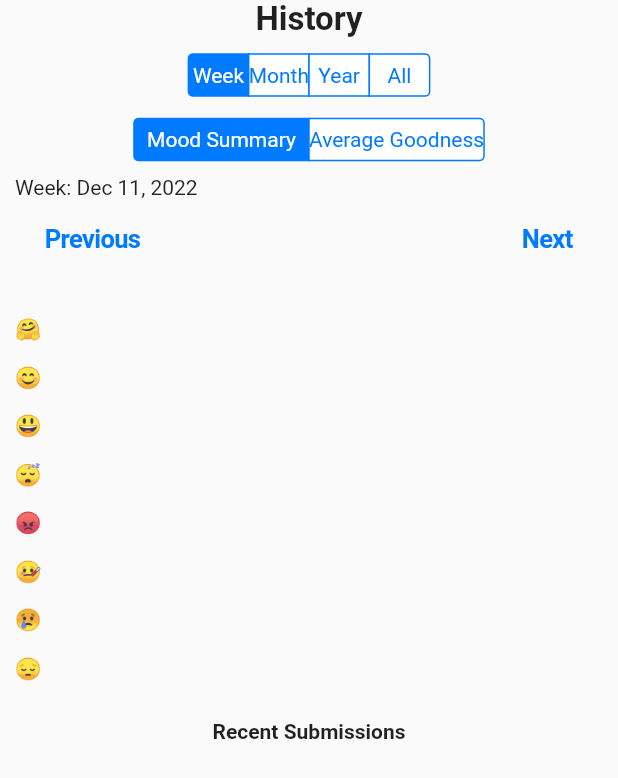
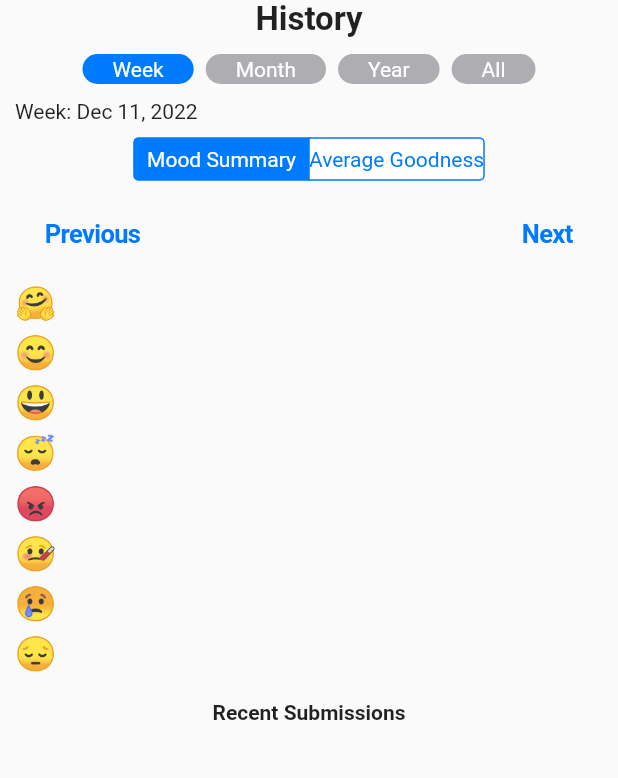
Before and after one commit to omparaday/goodness, a Flutter app: the HistoryPage widget shown alone on an empty page, opened directly, on a phone screen of 412 x 824 dp. Shown: the top 778 px of the screen. Run offline on Flutter 3.47's test engine with Material 2 defaults, Android fonts, the phone set to English and light mode, and no system bars; our stand-ins replace flutter_local_notifications, flutter_native_timezone, google_fonts, share_plus, shared_preferences, sprintf and 2 more; missing offline and left inert: shared_preferences_web; accounts and stored records are empty.

Commit message:
Rounded segment control

```diff
--- a/lib/generated_plugin_registrant.dart
+++ b/lib/generated_plugin_registrant.dart
@@ -6,6 +6,7 @@
 // ignore_for_file: lines_longer_than_80_chars
 // ignore_for_file: depend_on_referenced_packages
 
+import 'package:flutter_native_timezone/flutter_native_timezone_web.dart';
 import 'package:share_plus/src/share_plus_web.dart';
 import 'package:shared_preferences_web/shared_preferences_web.dart';
 import 'package:url_launcher_web/url_launcher_web.dart';
@@ -14,6 +15,7 @@ import 'package:flutter_web_plugins/flutter_web_plugins.dart';
 
 // ignore: public_member_api_docs
 void registerPlugins(Registrar registrar) {
+  FlutterNativeTimezonePlugin.registerWith(registrar);
   SharePlusWebPlugin.registerWith(registrar);
   SharedPreferencesPlugin.registerWith(registrar);
   UrlLauncherPlugin.registerWith(registrar);
--- a/lib/history.dart
+++ b/lib/history.dart
@@ -14,6 +14,7 @@ import 'package:goodness/widgets/HistoryChart.dart';
 import 'package:goodness/widgets/ImageShare.dart';
 import 'package:goodness/widgets/MoodCircle.dart';
 import 'package:goodness/widgets/MoodSummaryBars.dart';
+import 'package:goodness/widgets/RounderSegmentControl.dart';
 import 'package:share_plus/share_plus.dart';
 import 'package:sprintf/sprintf.dart';
 
@@ -91,31 +92,17 @@ class _HistoryPageState extends State<HistoryPage> {
                 style: TextStyle(fontSize: 22, fontWeight: FontWeight.bold),
               ),
               SizedBox(width: 0, height: 10),
-              CupertinoSegmentedControl<HistoryType>(
+              RoundedSegmentControl<HistoryType>(
                 groupValue: historyType,
                 onValueChanged: (HistoryType value) {
                   historyType = value;
                   fetchChartData();
                 },
-                children: <HistoryType, Widget>{
-                  HistoryType.Week: Text(L10n.of(context).resource('week')),
-                  HistoryType.Month: Text(L10n.of(context).resource('month')),
-                  HistoryType.Year: Text(L10n.of(context).resource('year')),
-                  HistoryType.All: Text(L10n.of(context).resource('all')),
-                },
-              ),
-              SizedBox(width: 0, height: 15),
-              CupertinoSegmentedControl<ChartType>(
-                groupValue: chartType,
-                onValueChanged: (ChartType value) {
-                  chartType = value;
-                  fetchChartData();
-                },
-                children: <ChartType, Widget>{
-                  ChartType.MoodSummary:
-                      Text(L10n.of(context).resource('moodSummary')),
-                  ChartType.GoodnessScoreAverage:
-                      Text(L10n.of(context).resource('goodnessScoreAverage')),
+                children: <HistoryType, String>{
+                  HistoryType.Week: L10n.of(context).resource('week'),
+                  HistoryType.Month: L10n.of(context).resource('month'),
+                  HistoryType.Year: L10n.of(context).resource('year'),
+                  HistoryType.All: L10n.of(context).resource('all'),
                 },
               ),
               SizedBox(width: 0, height: 10),
@@ -134,6 +121,21 @@ class _HistoryPageState extends State<HistoryPage> {
                       : SizedBox.shrink()
                 ],
               ),
+              SizedBox(width: 0, height: 10),
+              CupertinoSegmentedControl<ChartType>(
+                groupValue: chartType,
+                onValueChanged: (ChartType value) {
+                  chartType = value;
+                  fetchChartData();
+                },
+                children: <ChartType, Widget>{
+                  ChartType.MoodSummary:
+                  Text(L10n.of(context).resource('moodSummary')),
+                  ChartType.GoodnessScoreAverage:
+                  Text(L10n.of(context).resource('goodnessScoreAverage')),
+                },
+              ),
+              SizedBox(width: 0, height: 10),
               Row(
                 children: <Widget>[
                   CupertinoButton(
@@ -151,7 +153,6 @@ class _HistoryPageState extends State<HistoryPage> {
                       onPressed: () => goNext())
                 ],
               ),
-              SizedBox(width: 0, height: 10),
               chartType == ChartType.GoodnessScoreAverage ? chart : moodBars,
               SizedBox(width: 0, height: 10),
               Text(
--- a/lib/widgets/MoodSummaryBars.dart
+++ b/lib/widgets/MoodSummaryBars.dart
@@ -22,26 +22,36 @@ class MoodSummaryBars extends StatelessWidget {
 
   @override
   Widget build(BuildContext context) {
-    final Size textHeight = (TextPainter(
-            text: TextSpan(text: 'h ', style: TextStyle(fontSize: FONTSIZE)),
-            maxLines: 1,
-            textScaleFactor: MediaQuery.of(context).textScaleFactor,
-            textDirection: TextDirection.ltr)
-          ..layout())
+    final Size textSize = (TextPainter(
+        text: TextSpan(text: '🤗', style: TextStyle(fontSize: LARGE_FONTSIZE)),
+        maxLines: 1,
+        textScaleFactor: MediaQuery.of(context).textScaleFactor,
+        textDirection: TextDirection.ltr)
+      ..layout())
         .size;
+    final Size percentageSize = (TextPainter(
+        text: TextSpan(text: '100% (100/100)', style: TextStyle(fontSize: VERYSMALL_FONTSIZE)),
+        maxLines: 1,
+        textScaleFactor: MediaQuery.of(context).textScaleFactor,
+        textDirection: TextDirection.ltr)
+      ..layout())
+        .size;
+    double barMaxWidth = chartWidth - (textSize.width+percentageSize.width+5);
     barList = [];
     plotList.forEach((barName, barPlotInfo) {
       double barValue = barPlotInfo;
-      double percentage = barValue * 100/totalCount;
+      double percentage = barValue * 100 / totalCount;
       barList.add(Tooltip(
-          message: '${getMoodNameForEmoji(barName, context)}: ${barValue.truncate()}/${totalCount.truncate()}',
+          message:
+              '${getMoodNameForEmoji(barName, context)}: ${barValue.truncate()}/${totalCount.truncate()}',
           child: GestureDetector(
               child: Row(children: <Widget>[
             Text(
               barName,
               style:
-                  TextStyle(fontFamily: GoogleFonts.inconsolata().fontFamily),
+                  TextStyle(fontSize: LARGE_FONTSIZE),
             ),
+            SizedBox(width: 5,),
             Container(
               decoration: BoxDecoration(
                 color: Color.fromARGB(255, 255, 153, 102),
@@ -51,14 +61,14 @@ class MoodSummaryBars extends StatelessWidget {
                 ),
               ),
               width: totalCount != 0
-                  ? barValue * (chartWidth) * 0.7 / totalCount
+                  ? barValue * barMaxWidth / totalCount
                   : 0,
               height: 12,
             ),
             barValue != 0
                 ? Text(
                     '${percentage.truncate()}% (${barValue.truncate()}/${totalCount.truncate()})',
-              style: TextStyle(fontSize: VERYSMALL_FONTSIZE),
+                    style: TextStyle(fontSize: VERYSMALL_FONTSIZE),
                   )
                 : SizedBox.shrink(),
           ]))));
--- /dev/null
+++ b/lib/widgets/RounderSegmentControl.dart
@@ -0,0 +1,50 @@
+import 'package:flutter/cupertino.dart';
+
+class RoundedSegmentControl<T extends Object> extends StatefulWidget {
+  final Map<T, String> children;
+  final T groupValue;
+  final Function onValueChanged;
+
+  RoundedSegmentControl({required this.children, required this.onValueChanged, required this.groupValue});
+
+  @override
+  _RoundedSegmentControlState createState() => _RoundedSegmentControlState();
+}
+
+class _RoundedSegmentControlState<T extends Object> extends State<RoundedSegmentControl<T>> {
+  late T current;
+
+  @override
+  void initState() {
+    super.initState();
+    current = widget.groupValue;
+  }
+
+  @override
+  Widget build(BuildContext context) {
+    return Wrap(
+      runSpacing: 7,
+      children: List.generate(
+        widget.children.length,
+            (index) {
+          T elementAtIndex = widget.children.keys.elementAt(index);
+          return GestureDetector(
+            onTap: () async {
+              setState(() => current = elementAtIndex);
+              widget.onValueChanged(current);
+            },
+            child: Container(
+              margin: const EdgeInsets.symmetric(horizontal: 4),
+              padding: const EdgeInsets.only(left: 20, right: 20, top: 2, bottom: 2),
+              decoration: BoxDecoration(
+                borderRadius: const BorderRadius.all(Radius.circular(18)),
+                color: elementAtIndex == current ? CupertinoColors.systemBlue : CupertinoColors.systemGrey2,
+              ),
+              child: Text(widget.children[elementAtIndex] ?? '', style: TextStyle(color: CupertinoColors.white)),
+            ),
+          );
+        },
+      ),
+    );
+  }
+}
```
Also changed, not shown: lib/profile.dart (+16 -15 lines).
